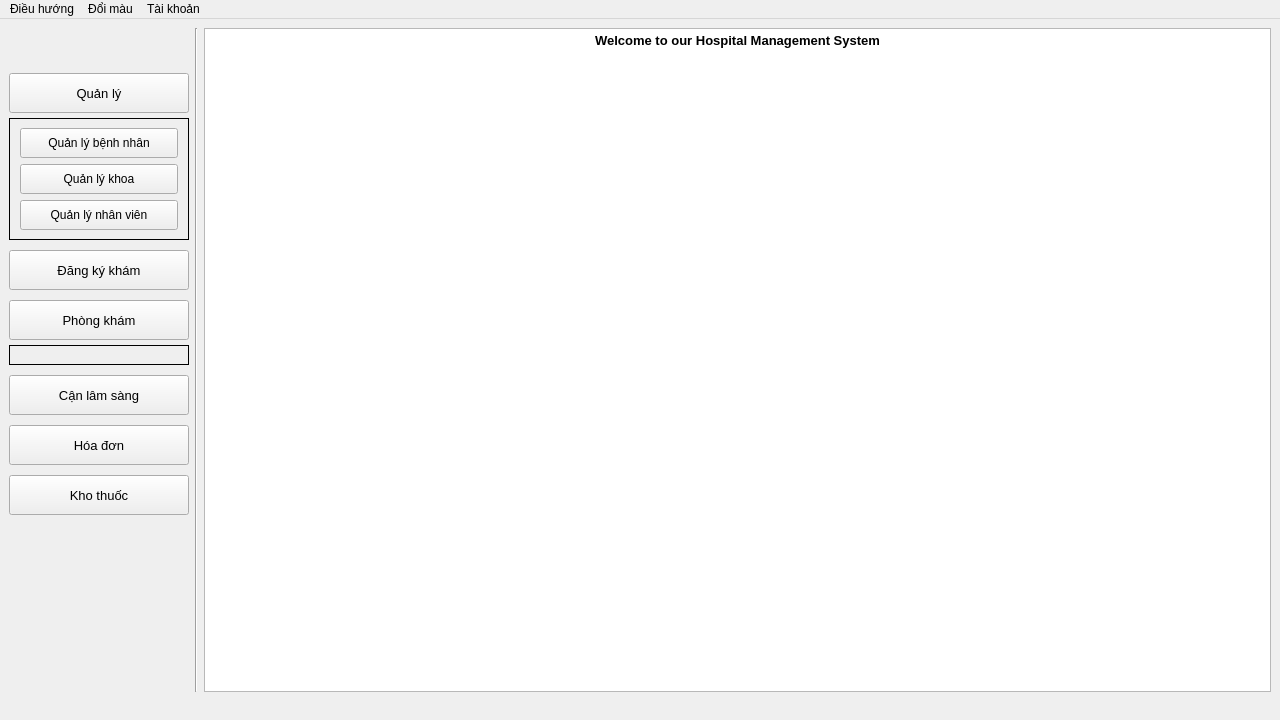
Taylor3691/Hospital-Management-Project, file src/views/HomeView.ui: the form before one commit.
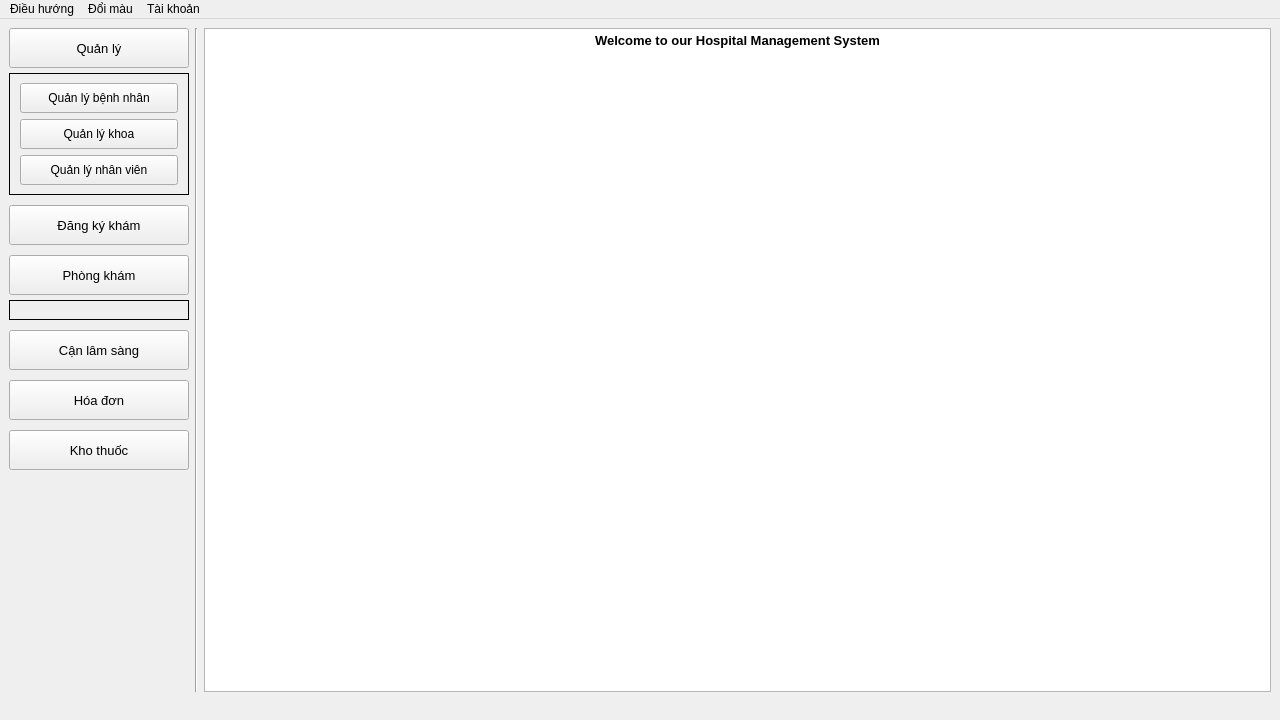
The form after the commit. Icons and pictures are not drawn.

Commit message: refactor(ui): add title for management view and remove margins for other views

Diff of the .ui file:
```diff
--- a/src/views/HomeView.ui
+++ b/src/views/HomeView.ui
@@ -2273,22 +2273,6 @@
         <property name="spacing">
          <number>10</number>
         </property>
-        <item>
-         <spacer name="verticalSpacer_2">
-          <property name="orientation">
-           <enum>Qt::Vertical</enum>
-          </property>
-          <property name="sizeType">
-           <enum>QSizePolicy::Fixed</enum>
-          </property>
-          <property name="sizeHint" stdset="0">
-           <size>
-            <width>20</width>
-            <height>45</height>
-           </size>
-          </property>
-         </spacer>
-        </item>
         <item>
          <layout class="QVBoxLayout" name="management_verticalLayout">
           <property name="spacing">
```
The commit also changes 8 other files.
